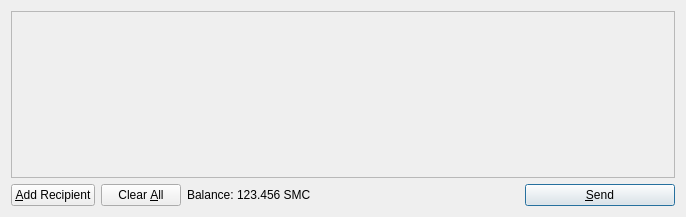
Old version of the form src/qt/forms/sendcoinsdialog.ui in the repository pr43unknown/kakacocoin.
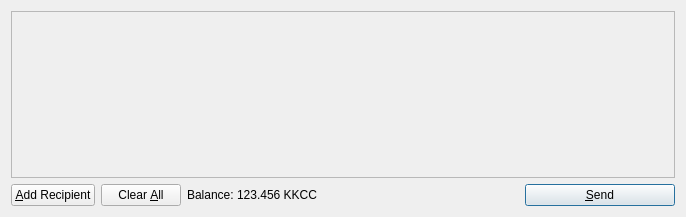
New version of the form. Icons and pictures are not drawn.

```diff
--- a/src/qt/forms/sendcoinsdialog.ui
+++ b/src/qt/forms/sendcoinsdialog.ui
@@ -119,7 +119,7 @@
           <cursorShape>IBeamCursor</cursorShape>
          </property>
          <property name="text">
-          <string>123.456 SMC</string>
+          <string>123.456 KKCC</string>
          </property>
          <property name="textInteractionFlags">
           <set>Qt::LinksAccessibleByMouse|Qt::TextSelectableByKeyboard|Qt::TextSelectableByMouse</set>
```
